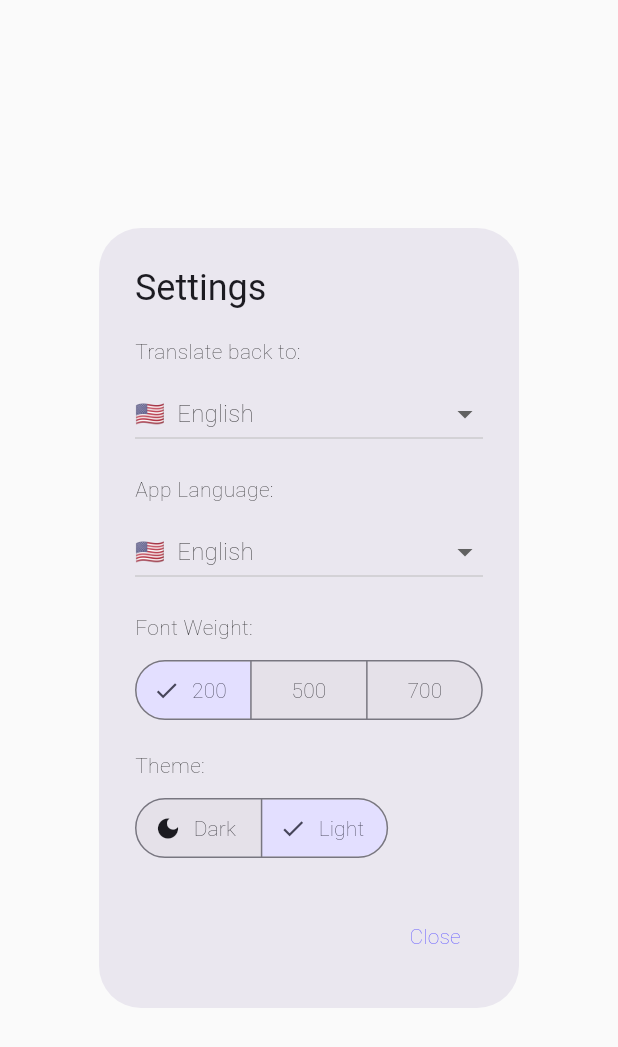
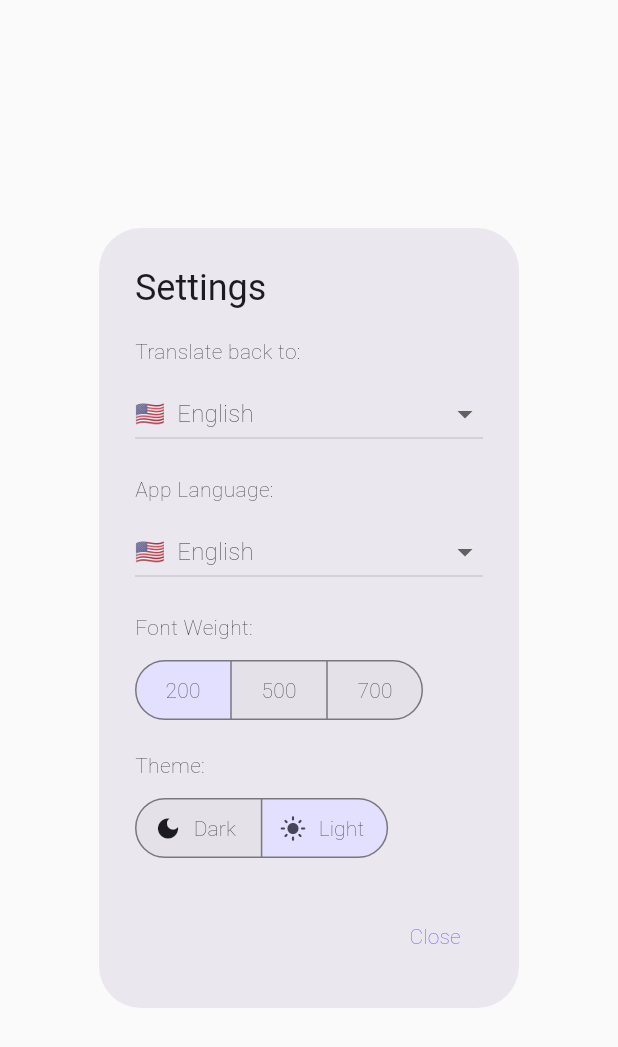
Before and after one commit to tantaihaha4487/lang-take-app, a Flutter app: the _SettingsDialog widget shown alone on an empty page, opened directly, on a phone screen of 412 x 824 dp. Shown: the top 1047 px of the screen. Run offline on Flutter 3.47's test engine with Material 3 defaults, Android fonts, the phone set to English and light mode, and no system bars; our stand-ins replace camera, flutter_image_compress, flutter_riverpod, flutter_tts, google_fonts, google_generative_ai and 4 more; accounts and stored records are empty; Roboto replaces fonts that are missing (Kanit).

Commit message:
feat: Disable selected icon, overlay, and splash effects on SegmentedButton widgets.

```diff
--- a/lib/features/camera/camera_screen.dart
+++ b/lib/features/camera/camera_screen.dart
@@ -876,6 +876,7 @@ class _SettingsDialog extends ConsumerWidget {
         ButtonSegment(value: 700, label: Text('700')),
       ],
       selected: {currentWeight},
+      showSelectedIcon: false,
       onSelectionChanged: (newSelection) {
         ref.read(fontWeightProvider.notifier).setWeight(newSelection.first);
       },
@@ -886,6 +887,8 @@ class _SettingsDialog extends ConsumerWidget {
           }
           return Theme.of(ref.context).colorScheme.surfaceContainerHighest;
         }),
+        overlayColor: WidgetStateProperty.all(Colors.transparent),
+        splashFactory: NoSplash.splashFactory,
       ),
     );
   }
@@ -897,6 +900,7 @@ class _SettingsDialog extends ConsumerWidget {
         ButtonSegment(value: true, label: Text('Light'), icon: Icon(Icons.light_mode)),
       ],
       selected: {isLightMode},
+      showSelectedIcon: false,
       onSelectionChanged: (newSelection) {
         ref.read(themeModeProvider.notifier).setLightMode(newSelection.first);
       },
@@ -907,9 +911,12 @@ class _SettingsDialog extends ConsumerWidget {
           }
           return Theme.of(ref.context).colorScheme.surfaceContainerHighest;
         }),
+        overlayColor: WidgetStateProperty.all(Colors.transparent),
+        splashFactory: NoSplash.splashFactory,
       ),
     );
   }
+
 
   Widget _buildResetButton(BuildContext context, WidgetRef ref, AppLocale locale) {
     return SizedBox(
```
